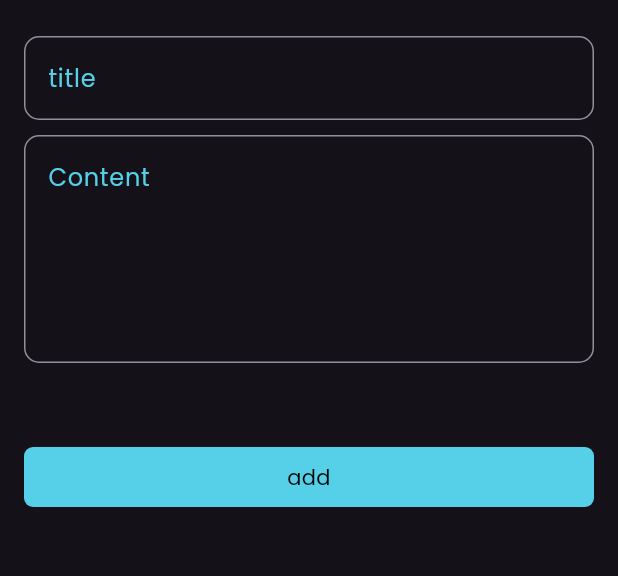
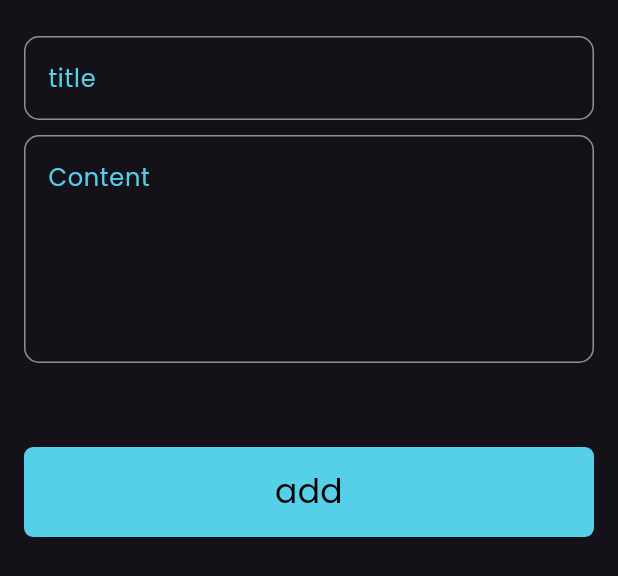
Before and after one commit to AbderraoufBelaiouar/notes_app, a Flutter app: the AddNoteBottomSheet widget shown alone on an empty page, opened directly, on a phone screen of 412 x 824 dp. Shown: the top 576 px of the screen. Run offline on Flutter 3.47's test engine with Material 3 defaults, Android fonts, the phone set to English and light mode, and no system bars; drawn by our look-alikes of modal_progress_hud_nsn; our stand-ins replace flutter_bloc, font_awesome_flutter, hive, hive_flutter; accounts and stored records are empty.

Commit message:
change add note loading botton sheet

```diff
--- a/lib/main.dart
+++ b/lib/main.dart
@@ -9,9 +9,10 @@ import 'package:notes_app/views/notes_view.dart';
 
 void main() async {
   await Hive.initFlutter();
+
+  Hive.registerAdapter(NoteModelAdapter());
   await Hive.openBox<NoteModel>(KNotesBox);
 
-  Hive.registerAdapter(NoteModelAdapter());
   Bloc.observer = SimpleBlocObserver();
   runApp(const NotesApp());
 }
--- a/lib/views/widgets/Add_note_form.dart
+++ b/lib/views/widgets/Add_note_form.dart
@@ -1,6 +1,7 @@
 import 'package:flutter/material.dart';
 import 'package:flutter_bloc/flutter_bloc.dart';
 import 'package:notes_app/cubits/add_note_cubit/add_note_cubit.dart';
+import 'package:notes_app/cubits/add_note_cubit/add_note_state.dart';
 import 'package:notes_app/models/note_model.dart';
 import 'package:notes_app/views/widgets/Custom_button.dart';
 import 'package:notes_app/views/widgets/custom_text_field.dart';
@@ -43,7 +44,10 @@ class _AddNoteFormState extends State<AddNoteForm> {
           const SizedBox(
             height: 40,
           ),
-          Custom_button(
+          BlocBuilder<AddNoteCubit, AddNoteState>(
+            builder: (context, state) {
+              return customButton(
+                  isLoading: state is AddNoteLoading ? true : false,
                   onTapFunction: () {
                     if (formKey.currentState!.validate()) {
                       formKey.currentState!.save();
@@ -58,7 +62,9 @@ class _AddNoteFormState extends State<AddNoteForm> {
                       setState(() {});
                     }
                   },
-              text: "add"),
+                  text: "add");
+            },
+          ),
         ],
       ),
     );
--- a/lib/views/widgets/Custom_button.dart
+++ b/lib/views/widgets/Custom_button.dart
@@ -1,11 +1,15 @@
-// ignore: must_be_immutable, camel_case_types
 import 'package:flutter/material.dart';
 
-// ignore: must_be_immutable
-class Custom_button extends StatelessWidget {
-  Custom_button({super.key, required this.onTapFunction, required this.text});
+// ignore: must_be_immutable, camel_case_types
+class customButton extends StatelessWidget {
+  customButton(
+      {super.key,
+      required this.onTapFunction,
+      required this.text,
+      required this.isLoading});
   Function()? onTapFunction;
   final String text;
+  final bool isLoading;
   @override
   Widget build(BuildContext context) {
     return Padding(
@@ -17,13 +21,17 @@ class Custom_button extends StatelessWidget {
           decoration: BoxDecoration(
               color: const Color.fromARGB(255, 85, 208, 232),
               borderRadius: BorderRadius.circular(6)),
-          height: 40,
+          height: 60,
           width: double.infinity,
-          child: Text(
-            text,
-            textAlign: TextAlign.center,
-            style: const TextStyle(color: Colors.black),
-          ),
+          child: !isLoading
+              ? Text(
+                  text,
+                  textAlign: TextAlign.center,
+                  style: const TextStyle(color: Colors.black, fontSize: 22),
+                )
+              : const CircularProgressIndicator(
+                  color: Colors.black,
+                ),
         ),
       ),
     );
--- a/lib/views/widgets/add_note_bottom_sheet.dart
+++ b/lib/views/widgets/add_note_bottom_sheet.dart
@@ -9,8 +9,8 @@ class AddNoteBottomSheet extends StatelessWidget {
   const AddNoteBottomSheet({super.key});
   @override
   Widget build(BuildContext context) {
-    return Padding(
-      padding: const EdgeInsets.symmetric(horizontal: 16, vertical: 24),
+    return BlocProvider(
+      create: (context) => AddNoteCubit(),
       child: BlocConsumer<AddNoteCubit, AddNoteState>(
         listener: (context, state) {
           if (state is AddNoteFailure) {
@@ -22,11 +22,11 @@ class AddNoteBottomSheet extends StatelessWidget {
           }
         },
         builder: (context, state) {
-          return ModalProgressHUD(
-            inAsyncCall: state is AddNoteLoading ? true : false,
-            child: BlocProvider(
-              create: (context) => AddNoteCubit(),
-              child: const SingleChildScrollView(child: AddNoteForm()),
+          return AbsorbPointer(
+            absorbing: state is AddNoteLoading ? true : false,
+            child: const Padding(
+              padding: EdgeInsets.symmetric(horizontal: 16, vertical: 24),
+              child: SingleChildScrollView(child: AddNoteForm()),
             ),
           );
         },
```
Lines whose indentation alone changed are shown as unchanged.
